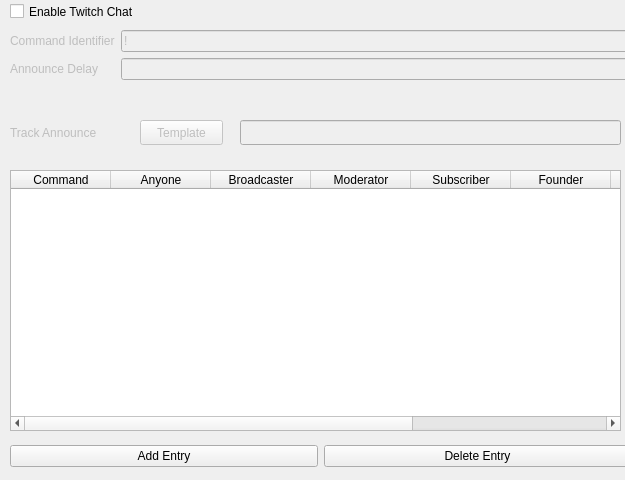
Before: the Qt Designer form nowplaying/resources/twitchchat_ui.ui in e1miran/Now-Playing-Serato, drawn with Qt 5.
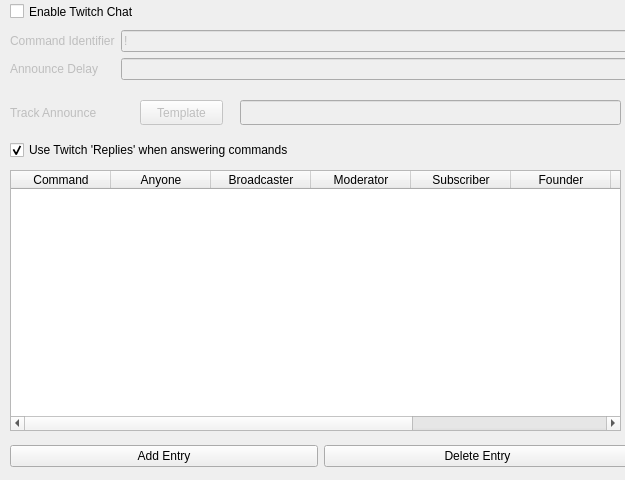
After: the same form once the commit is applied.

Commit message: Add the ability to turn off Twitch Chat replies (#836)

```diff
--- a/nowplaying/resources/twitchchat_ui.ui
+++ b/nowplaying/resources/twitchchat_ui.ui
@@ -22,7 +22,7 @@
      <x>10</x>
      <y>30</y>
      <width>624</width>
-     <height>81</height>
+     <height>71</height>
     </rect>
    </property>
    <layout class="QFormLayout" name="settings_layout">
@@ -100,7 +100,7 @@
    <property name="geometry">
     <rect>
      <x>10</x>
-     <y>120</y>
+     <y>100</y>
      <width>103</width>
      <height>25</height>
     </rect>
@@ -116,7 +116,7 @@
    <property name="geometry">
     <rect>
      <x>240</x>
-     <y>120</y>
+     <y>100</y>
      <width>381</width>
      <height>25</height>
     </rect>
@@ -135,7 +135,7 @@
    <property name="geometry">
     <rect>
      <x>140</x>
-     <y>120</y>
+     <y>100</y>
      <width>83</width>
      <height>25</height>
     </rect>
@@ -231,6 +231,22 @@
     </item>
    </layout>
   </widget>
+  <widget class="QCheckBox" name="replies_checkbox">
+   <property name="geometry">
+    <rect>
+     <x>10</x>
+     <y>140</y>
+     <width>321</width>
+     <height>20</height>
+    </rect>
+   </property>
+   <property name="text">
+    <string>Use Twitch 'Replies' when answering commands</string>
+   </property>
+   <property name="checked">
+    <bool>true</bool>
+   </property>
+  </widget>
  </widget>
  <resources/>
  <connections>
```
Left out of the diff: 16 changed lines with no effect on the pictures. The commit also changes 4 other files.
